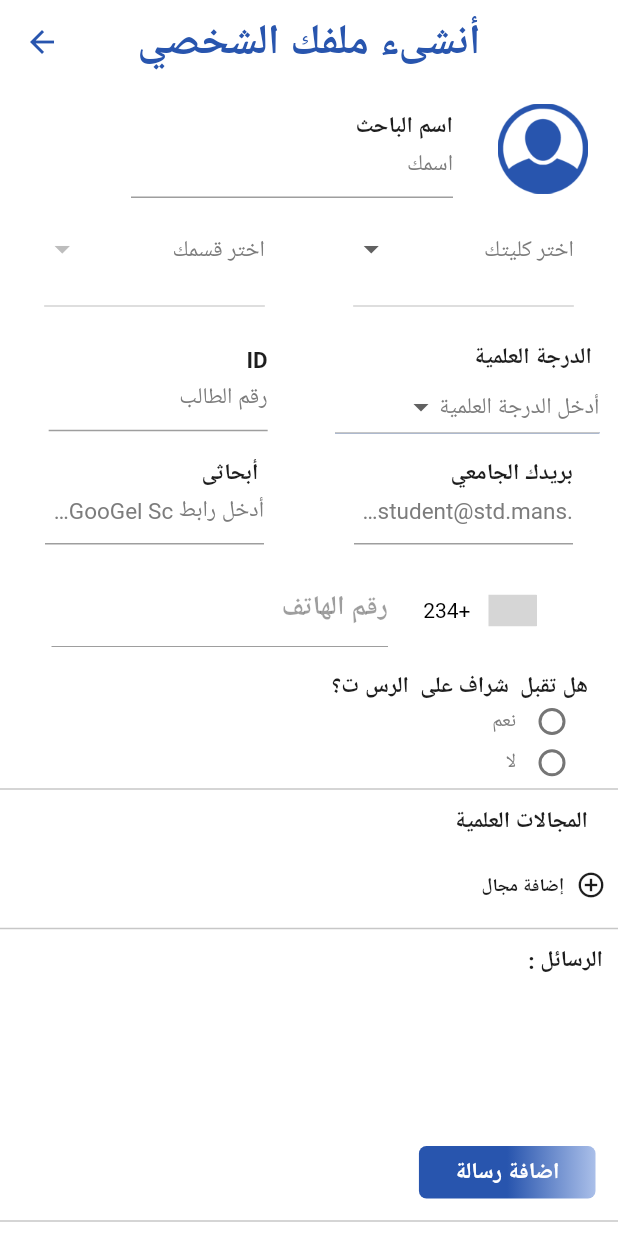
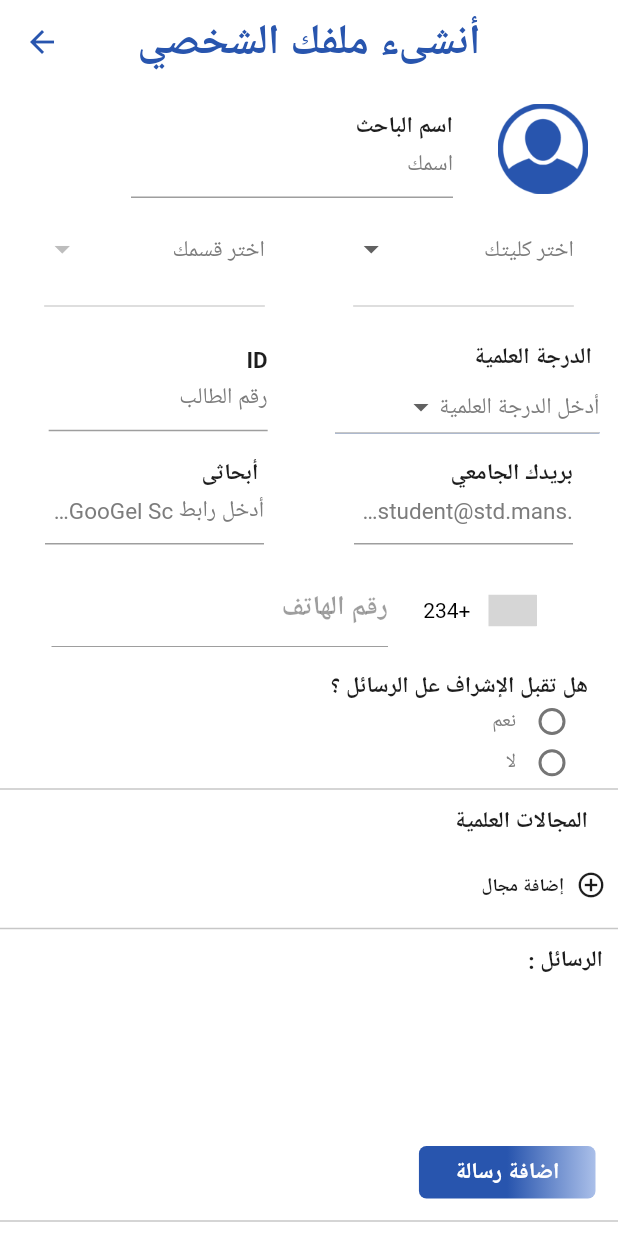
Before and after one commit to EbrahimMShaaban/eshraf, a Flutter app: the CreateMemberProfile screen opened directly, on a phone screen of 412 x 824 dp. Run offline on Flutter 3.47's test engine with Material 2 defaults, Android fonts, the phone set to English and light mode, and no system bars; drawn by our look-alikes of intl_phone_number_input; our stand-ins replace awesome_dialog, cloud_firestore, emoji_picker_flutter, firebase_auth, firebase_core, firebase_messaging and 4 more; missing offline and left inert: flutter_email_sender, quds_ui_kit; accounts and stored records are empty; Roboto replaces fonts that are missing (Cairo); grey boxes are pictures that could not be loaded.

Commit message:
add ststate in dropdown in (الدرجة العلمية) ---- edit arabic text in accept_supervision.dart

```diff
--- a/lib/screens/profile/facultymember/create_profile/accept_supervision.dart
+++ b/lib/screens/profile/facultymember/create_profile/accept_supervision.dart
@@ -19,7 +19,7 @@ class _AcceptSupervisionState extends State<AcceptSupervision> {
         Padding(
           padding: const EdgeInsets.only(right: 20, top: 20),
           child: Text(
-            "هل تقبل  شراف على  الرس ت؟",
+            "هل تقبل الإشراف عل الرسائل ؟",
             style: labelStyle3,
           ),
         ),
--- a/lib/screens/profile/facultymember/create_profile/view.dart
+++ b/lib/screens/profile/facultymember/create_profile/view.dart
@@ -269,7 +269,10 @@ class _CreateMemberProfileState extends State<CreateMemberProfile> {
                                         ]),
                                   ),
                                   onChanged: (newValue) {
-                                    prov.degreeMember = newValue!;
+                                    setState(() {
+                                      prov.degreeMember = newValue!;
+                                    });
+
                                   },
                                   items: <String>[
                                     'دكتوراه',
--- a/lib/screens/registration/signup_screen/singup_screen.dart
+++ b/lib/screens/registration/signup_screen/singup_screen.dart
@@ -96,7 +96,7 @@ class _SignUpScreenState extends State<SignUpScreen> {
                         if (value!.isEmpty) {
                           return 'الرجاء إدخال كلمة المرور ';
                         } else if (value.length < 5) {
-                          return 'يجب ان تتكون كلمة المرور علي  الاقل من ثمانيه خانات';
+                          return 'يجب ان تتكون كلمة المرور علي  الاقل من ثمانية خانات';
                         } else if (!validateStructure(value)) {
                           return 'يجب ان تحتوى كلمة المرور على ثمانية خانات رقم واحد على الأقل  \n وأحرف كبيرة وأحرف صغيرة ورموز @#%&* ';
                         }
```
